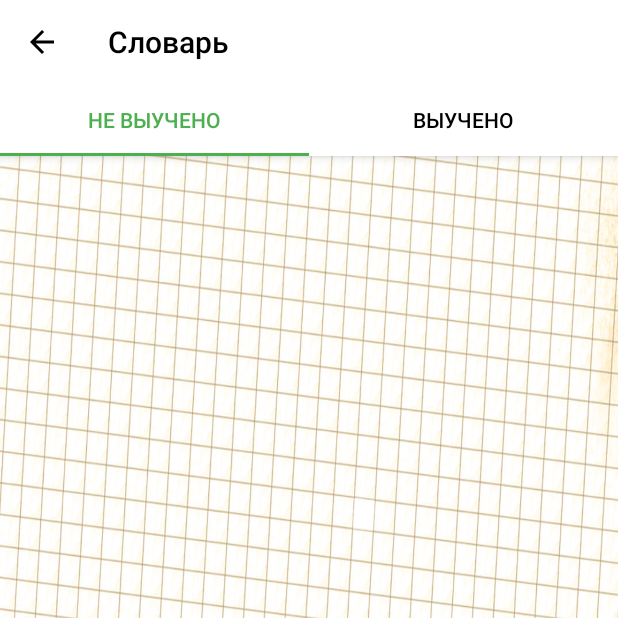
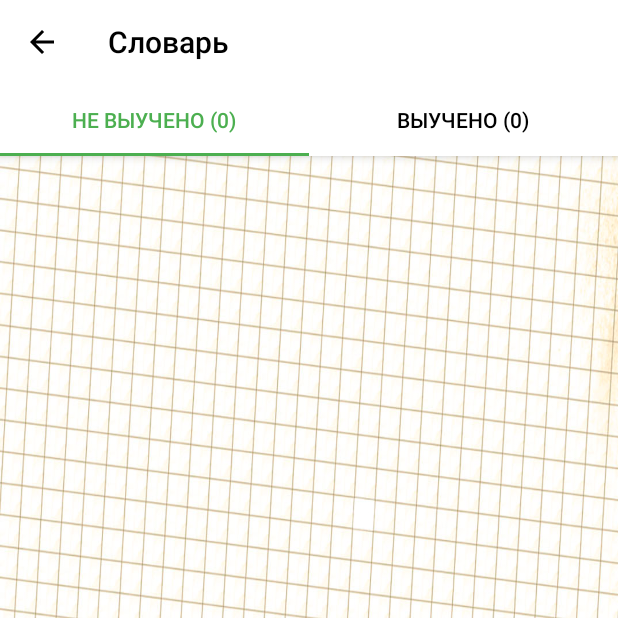
Before and after one commit to bootafoga/LearnWorderApp, an Android app: the Dictionary screen opened directly, with no data from a screen before it, on a phone screen of 412 x 824 dp, the top half of it. Run offline under Robolectric (Android 15) with nearby library versions, the phone set to English and light mode, and no system bars.

Commit message:
Added functionality
Added splitting into learned and unlearned words.
Bugs fixed. Changed some graphics elements.

```diff
--- a/app/src/main/java/com/example/learnworderapp/AddWord.java
+++ b/app/src/main/java/com/example/learnworderapp/AddWord.java
@@ -39,14 +39,16 @@ public class AddWord extends AppCompatActivity {
             ContentValues newWord = new ContentValues();
             newWord.put("WORD", usersWord);
             newWord.put("TRANSLATE", usersTranslate);
+            newWord.put("FLAG", 0);
             db.insert("WORDS", null, newWord);
 
             Toast toast = Toast.makeText(this, R.string.done, Toast.LENGTH_SHORT);
             toast.show();
 
-            Intent intent = new Intent(this, Dictionary.class);
+            /*Intent intent = new Intent(this, Dictionary.class);
+            intent.putExtra("num_page", 0);
             intent.addFlags(Intent.FLAG_ACTIVITY_CLEAR_TOP | Intent.FLAG_ACTIVITY_NEW_TASK);
-            startActivity(intent);
+            startActivity(intent);*/
         } else {
             Toast toast = Toast.makeText(this, R.string.incorrect_input, Toast.LENGTH_SHORT);
             toast.show();
--- a/app/src/main/java/com/example/learnworderapp/ConnectDatabase.java
+++ b/app/src/main/java/com/example/learnworderapp/ConnectDatabase.java
@@ -9,8 +9,10 @@ import android.widget.Toast;
 
 public class ConnectDatabase {
     private Context context;
-    private SQLiteDatabase dbWriable;
+    private SQLiteDatabase dbWritable;
     private SQLiteDatabase dbReadable;
+    Cursor cursorAllLearned;
+    Cursor cursorAllNotLearned;
 
     public ConnectDatabase(Context context){
         this.context = context;
@@ -20,7 +22,7 @@ public class ConnectDatabase {
     private void setConnect(){
         SQLiteOpenHelper worderDatabaseHelper = new LearnWorderDatabaseHelper(context);
         try {
-            dbWriable = worderDatabaseHelper.getWritableDatabase();
+            dbWritable = worderDatabaseHelper.getWritableDatabase();
             dbReadable = worderDatabaseHelper.getReadableDatabase();
         } catch(SQLiteException e) {
             Toast toast = Toast.makeText(context, R.string.database_unavailable, Toast.LENGTH_SHORT);
@@ -29,7 +31,7 @@ public class ConnectDatabase {
     }
 
     public SQLiteDatabase getDbWritable() {
-        return dbWriable;
+        return dbWritable;
     }
 
     public SQLiteDatabase getDbReadable() {
@@ -39,16 +41,40 @@ public class ConnectDatabase {
     public Cursor getCursorAll() {
         Cursor cursorAll;
         cursorAll = dbReadable.query("WORDS",
-                new String[]{"_id", "WORD", "TRANSLATE"},
+                new String[]{"_id", "WORD", "TRANSLATE", "FLAG"},
                 null, null, null, null, null);
         return cursorAll;
+    }
+
+    public Cursor getCursorAllNotLearned() {
+        cursorAllNotLearned = dbReadable.query("WORDS",
+                new String[]{"_id", "WORD", "TRANSLATE", "FLAG"},
+                "FLAG = ?", new String[]{Integer.toString(0)}, null, null, null);
+        return cursorAllNotLearned;
+    }
+
+    public Cursor getCursorAllLearned() {
+        cursorAllLearned = dbReadable.query("WORDS",
+                new String[]{"_id", "WORD", "TRANSLATE", "FLAG"},
+                "FLAG = ?", new String[]{Integer.toString(1)}, null, null, null);
+        return cursorAllLearned;
     }
 
     public Cursor getCursorById(int id) {
         Cursor cursorById;
         cursorById = dbReadable.query("WORDS",
-                new String[]{"_id", "WORD", "TRANSLATE"},
+                new String[]{"_id", "WORD", "TRANSLATE", "FLAG"},
                 "_id = ?", new String[] {Integer.toString(id)}, null, null, null);
         return cursorById;
     }
+
+    public int getCountNotLearned(){
+        getCursorAllNotLearned();
+        return cursorAllNotLearned.getCount();
+    }
+
+    public int getCountLearned(){
+        getCursorAllLearned();
+        return cursorAllLearned.getCount();
+    }
 }
--- a/app/src/main/java/com/example/learnworderapp/Dictionary.java
+++ b/app/src/main/java/com/example/learnworderapp/Dictionary.java
@@ -1,6 +1,7 @@
 package com.example.learnworderapp;
 
 import android.content.Intent;
+import android.database.Cursor;
 import android.support.design.widget.TabLayout;
 import android.support.v4.app.Fragment;
 import android.support.v4.app.FragmentManager;
@@ -14,10 +15,18 @@ import android.view.View;
 
 public class Dictionary extends AppCompatActivity {
 
+    private ConnectDatabase connect;
+
     @Override
     protected void onCreate(Bundle savedInstanceState) {
         super.onCreate(savedInstanceState);
         setContentView(R.layout.activity_dictionary);
+
+        connect = new ConnectDatabase(this);
+
+        int num_page;
+        if (getIntent().getExtras() == null ) num_page = 0;
+        else num_page = getIntent().getExtras().getInt("num_page");
 
         Toolbar toolbar = (Toolbar) findViewById(R.id.toolbar);
         setSupportActionBar(toolbar);
@@ -25,12 +34,16 @@ public class Dictionary extends AppCompatActivity {
         ActionBar actionBar = getSupportActionBar();
         actionBar.setDisplayHomeAsUpEnabled(true);
 
+
         SectionsPagerAdapter2 pagerAdapter = new SectionsPagerAdapter2(getSupportFragmentManager());
         ViewPager pager = (ViewPager) findViewById(R.id.pager);
         pager.setAdapter(pagerAdapter);
+        pager.setCurrentItem(num_page);
+
 
         TabLayout tabLayout = (TabLayout) findViewById(R.id.tabs);
         tabLayout.setupWithViewPager(pager);
+
     }
 
     public void onClickAdd(View view) {
@@ -50,12 +63,16 @@ public class Dictionary extends AppCompatActivity {
 
         @Override
         public Fragment getItem(int position) {
-
+            Bundle bundle = new Bundle();
             DictionaryFragment frag = new DictionaryFragment();
             switch (position) {
                 case 0:
+                    bundle.putString("type", "not_learned");
+                    frag.setArguments(bundle);
                     return frag;
                 case 1:
+                    frag.setArguments(bundle);
+                    bundle.putString("type", "learned");
                     return frag;
             }
             return null;
@@ -65,18 +82,11 @@ public class Dictionary extends AppCompatActivity {
         public CharSequence getPageTitle(int position) {
             switch (position) {
                 case 0:
-                    return getResources().getText(R.string.not_learned);
+                    return getResources().getText(R.string.not_learned) + " (" + connect.getCountNotLearned() + ")";
                 case 1:
-                    return getResources().getText(R.string.learned);
+                    return getResources().getText(R.string.learned) + " (" + connect.getCountLearned() + ")";
             }
             return null;
         }
     }
-
-
-    @Override
-    protected void onPause() {
-        super.onPause();
-       //overridePendingTransition(0,0);
-    }
 }
--- a/app/src/main/java/com/example/learnworderapp/DictionaryFragment.java
+++ b/app/src/main/java/com/example/learnworderapp/DictionaryFragment.java
@@ -3,6 +3,7 @@ package com.example.learnworderapp;
 import android.database.Cursor;
 import android.database.sqlite.SQLiteDatabase;
 import android.os.Bundle;
+import android.support.annotation.Nullable;
 import android.support.v4.app.DialogFragment;
 import android.support.v7.widget.LinearLayoutManager;
 import android.support.v7.widget.RecyclerView;
@@ -18,17 +19,27 @@ public class DictionaryFragment extends DialogFragment  {
     private Cursor cursor;
     private LinkedList<String> wordsInDictionary = new LinkedList<>();
     private LinkedList<String> translatesInDictionary = new LinkedList<>();
+    private String type;
+
+    @Override
+    public void onCreate(@Nullable Bundle savedInstanceState) {
+        super.onCreate(savedInstanceState);
+        Bundle bundle = this.getArguments();
+        if (bundle != null){
+            type = bundle.getString("type");
+        }
+    }
 
     @Override
     public View onCreateView(LayoutInflater inflater, ViewGroup container,
                              Bundle savedInstanceState) {
-
         RecyclerView wordsRecycler = (RecyclerView)inflater.inflate(
                 R.layout.fragment_words, container, false);
 
         ConnectDatabase connect = new ConnectDatabase(inflater.getContext());
         db = connect.getDbReadable();
-        cursor = connect.getCursorAll();
+        if (type.equalsIgnoreCase("not_learned")) cursor = connect.getCursorAllNotLearned();
+        else cursor = connect.getCursorAllLearned();
 
         while (cursor.moveToNext()){
             if (cursor != null) {
@@ -54,6 +65,7 @@ public class DictionaryFragment extends DialogFragment  {
         DialogFragment newFragment = new ListDialogFragment();
         Bundle bundle = new Bundle();
         bundle.putInt("position", position);
+        bundle.putString("type", type);
         newFragment.setArguments(bundle);
         newFragment.show(getFragmentManager(), "missiles");
     }
--- a/app/src/main/java/com/example/learnworderapp/EditWordFragment.java
+++ b/app/src/main/java/com/example/learnworderapp/EditWordFragment.java
@@ -20,6 +20,7 @@ public class EditWordFragment  extends DialogFragment {
     private Cursor cursor;
     private EditText newWord, newTranslate;
     private int id;
+    private int num_page;
 
     @Override
     public Dialog onCreateDialog(Bundle savedInstanceState) {
@@ -32,6 +33,7 @@ public class EditWordFragment  extends DialogFragment {
         db = connect.getDbWritable();
         cursor = connect.getCursorById(id);
         cursor.moveToFirst();
+        num_page = cursor.getInt(3);
 
         inflater = getActivity().getLayoutInflater();
         v = inflater.inflate(R.layout.edit_fragment, null);
@@ -74,6 +76,7 @@ public class EditWordFragment  extends DialogFragment {
             db.update("WORDS", newVal, "_id = ?", new String[]{Integer.toString(id)});
 
             Intent intent = new Intent(getContext(), Dictionary.class);
+            intent.putExtra("num_page", num_page);
             intent.addFlags(Intent.FLAG_ACTIVITY_CLEAR_TOP | Intent.FLAG_ACTIVITY_NEW_TASK | Intent.FLAG_ACTIVITY_NO_ANIMATION);
             startActivity(intent);
             getActivity().overridePendingTransition(0,0);
--- a/app/src/main/java/com/example/learnworderapp/MainActivity.java
+++ b/app/src/main/java/com/example/learnworderapp/MainActivity.java
@@ -23,7 +23,9 @@ public class MainActivity extends AppCompatActivity {
     }
 
     public void openDictionary(View view) {
+
         Intent intent = new Intent(this, Dictionary.class);
+        intent.putExtra("num_page", 0);
         startActivity(intent);
     }
 }
--- a/app/src/main/java/com/example/learnworderapp/TranslateWords.java
+++ b/app/src/main/java/com/example/learnworderapp/TranslateWords.java
@@ -40,7 +40,7 @@ public class TranslateWords extends AppCompatActivity {
 
         ConnectDatabase connect = new ConnectDatabase(this);
         db = connect.getDbReadable();
-        cursor = connect.getCursorAll();
+        cursor = connect.getCursorAllNotLearned();
 
         if (!cursor.moveToLast()){
             AllertMessage();
--- a/app/src/main/res/values/colors.xml
+++ b/app/src/main/res/values/colors.xml
@@ -8,4 +8,5 @@
     <color name="toolbar_color_control_normal">#000000</color>
     <color name="buttons_text_color">#474646</color>
     <color name="phrase_text_color">#2F422F</color>
+    <color name="tint">#858181</color>
 </resources>
--- a/app/src/main/res/values/strings.xml
+++ b/app/src/main/res/values/strings.xml
@@ -20,7 +20,7 @@
     <string name="OK">Подтвердить</string>
 
     <string name="pick_action">Выберите действие</string>
-    <string name="edit_word">Изменить запись</string>
+    <string name="edit_word">Редактировать запись</string>
     <string name="cancel">Отмена</string>
     <string name="done">Добавлено!</string>
     <string name="incorrect_input">Неправильный ввод</string>
```
Also changed, not shown: app/src/main/java/com/example/learnworderapp/LearnWorderDatabaseHelper.java (+7 -1 lines), app/src/main/java/com/example/learnworderapp/LearnWordsFragment.java (+3 -21 lines), app/src/main/java/com/example/learnworderapp/ListDialogFragment.java (+39 -8 lines), app/src/main/res/layout/edit_fragment.xml (+13 -5 lines), app/src/main/res/values/arrays.xml (+7 -1 lines).
